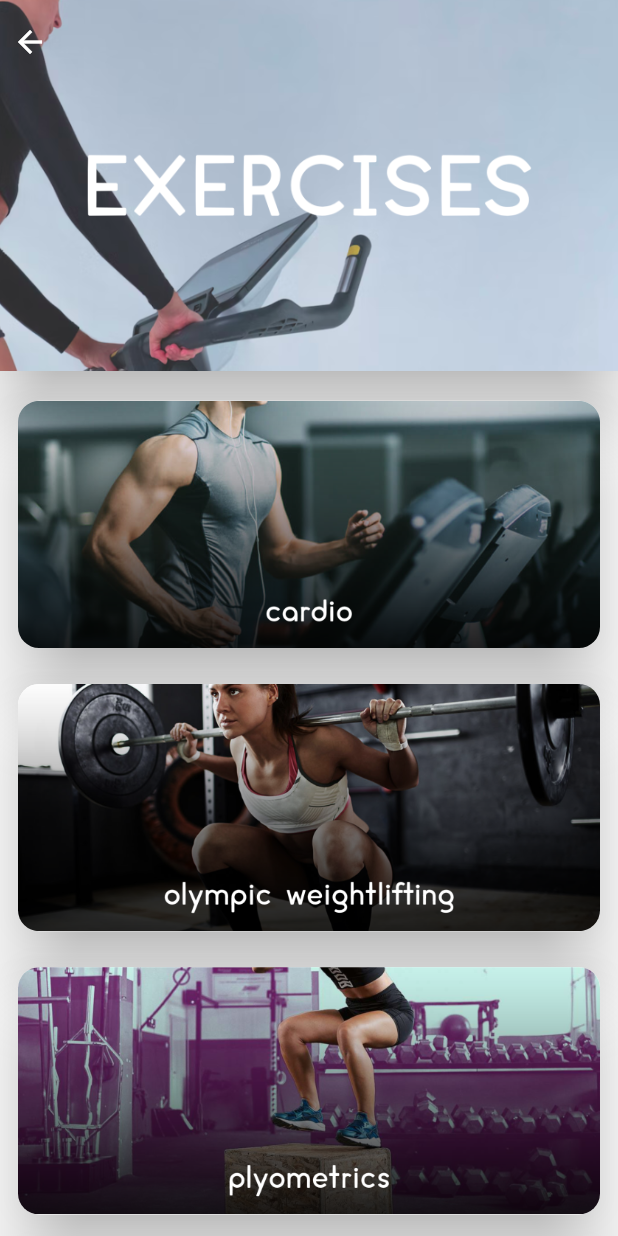
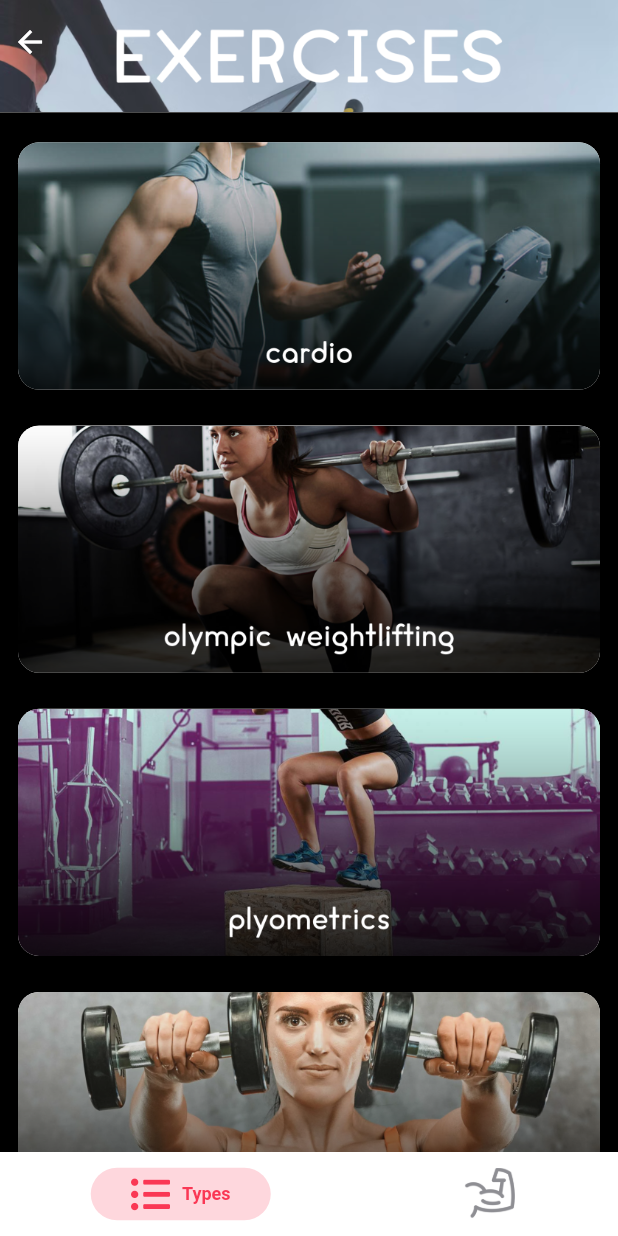
Before and after one commit to Prince2347X/heal, a Flutter app: the ExerciseScreen screen opened directly, on a phone screen of 412 x 824 dp. Run offline on Flutter 3.47's test engine with Material 2 defaults, Android fonts, the light colour scheme and no system bars; drawn by our look-alikes of persistent_bottom_nav_bar; our stand-ins replace flip_card, fluttericon; network calls fail.

Commit message:
Implemented caching for API calls and added list by muscles tab for exercises.dart page

```diff
--- a/lib/screens/exercises.dart
+++ b/lib/screens/exercises.dart
@@ -1,6 +1,11 @@
 import 'package:flutter/material.dart';
 import 'package:heal/screens/exerciseDetails.dart';
+import 'package:fluttericon/font_awesome5_icons.dart';
 import 'package:heal/screens/home.dart';
+import 'package:persistent_bottom_nav_bar/persistent_tab_view.dart';
+import 'package:flutter_staggered_grid_view/flutter_staggered_grid_view.dart';
+
+PersistentTabController _controller = PersistentTabController(initialIndex: 0);
 
 class ExerciseScreen extends StatefulWidget {
   const ExerciseScreen({Key? key}) : super(key: key);
@@ -12,17 +17,49 @@ class ExerciseScreen extends StatefulWidget {
 class _ExerciseScreenState extends State<ExerciseScreen> {
   @override
   Widget build(BuildContext context) {
-    return SafeArea(
-        child: Scaffold(
+    return SafeArea(child: Scaffold(
       body: Column(
         children: [
           Flexible(
-            flex: 3,
+            flex: 1,
             child: banner("assets/exercises.png"),
           ),
           Flexible(
-            flex: 7,
-            child: ListView(children: [
+            flex: 10,
+            child: PersistentTabView(
+              context,
+              controller: _controller,
+              screenTransitionAnimation: const ScreenTransitionAnimation(
+                curve: Curves.easeInCirc,
+                duration: Duration(seconds: 1)
+              ),
+              screens: [
+                listByType(context),
+                exerciseCard(context, "cardio")
+              ],
+              items: [
+                PersistentBottomNavBarItem(icon: const Icon(FontAwesome5.list_ul),
+                title: "Types",
+                  activeColorPrimary: const Color(0xfffa3754),
+                ),
+                PersistentBottomNavBarItem(icon: const ImageIcon(AssetImage("assets/muscle_icon.png"),size: 38),
+                title: "Muscles",
+                  activeColorPrimary: const Color(0xfffa3754),
+                )
+              ],
+            )
+          )
+        ],
+      ),
+    ));
+  }
+}
+Widget listByMuscle(BuildContext context) {
+  return Container(
+  );
+}
+ListView listByType(BuildContext context) {
+  return ListView(children: [
     exerciseCard(context, "cardio"),
     exerciseCard(context, "olympic_weightlifting"),
     exerciseCard(context, "plyometrics"),
@@ -32,13 +69,9 @@ class _ExerciseScreenState extends State<ExerciseScreen> {
       padding: const EdgeInsets.only(bottom: 16.0),
       child: exerciseCard(context, "strongman"),
     ),
-            ]),
-          )
-        ],
-      ),
-    ));
+  ]);
 }
-}
+
 
 Widget exerciseCard(BuildContext context, String exercise) {
   return Padding(
@@ -50,8 +83,7 @@ Widget exerciseCard(BuildContext context, String exercise) {
               builder: (context) => ExerciseDetailsScreen(exercise: exercise))),
       child: Card(
         elevation: 20,
-          shape:
-              RoundedRectangleBorder(borderRadius: BorderRadius.circular(14)),
+        shape: RoundedRectangleBorder(borderRadius: BorderRadius.circular(14)),
         child: Container(
           height: MediaQuery.of(context).size.height * 0.2,
           decoration: BoxDecoration(
@@ -59,8 +91,7 @@ Widget exerciseCard(BuildContext context, String exercise) {
               image: DecorationImage(
                   image: AssetImage("assets/exercises/$exercise.png"),
                   fit: BoxFit.cover,
-                  alignment: Alignment.bottomCenter
-                )),
+                  alignment: Alignment.bottomCenter)),
         ),
         // child: Container(
         //   height: MediaQuery.of(context).size.height * 0.2,
--- /dev/null
+++ b/lib/services/cache.dart
@@ -0,0 +1,4 @@
+import '../models/exercises.dart';
+
+Map<String, List<ExerciseObject>> typeCache = {};
+Map<String, List<ExerciseObject>> muscleCache = {};
--- a/pubspec.yaml
+++ b/pubspec.yaml
@@ -39,6 +39,8 @@ dependencies:
   fluttericon: ^2.0.0
   http: ^0.13.5
   flip_card: ^0.6.0
+  persistent_bottom_nav_bar: ^5.0.2
+  flutter_staggered_grid_view: ^0.6.2
 
 dev_dependencies:
   flutter_test:
```
Also changed, not shown: lib/models/exercises.dart (+4 -4 lines), lib/screens/exerciseDetails.dart (+21 -20 lines), lib/services/service_request.dart (added, +36 -0 lines), assets/muscle_icon.png (added). Lines whose indentation alone changed are shown as unchanged.
